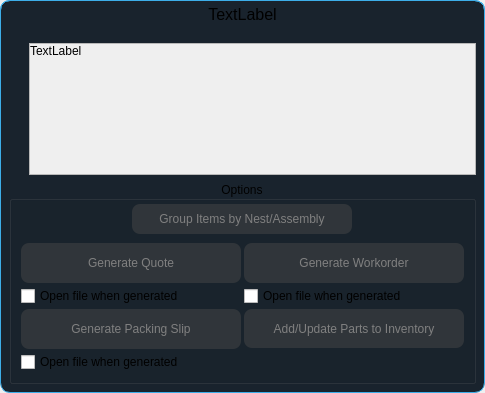
Qt form ui/generate_quote_dialog.ui (TheCodingJsoftware/Invigo) before a commit.
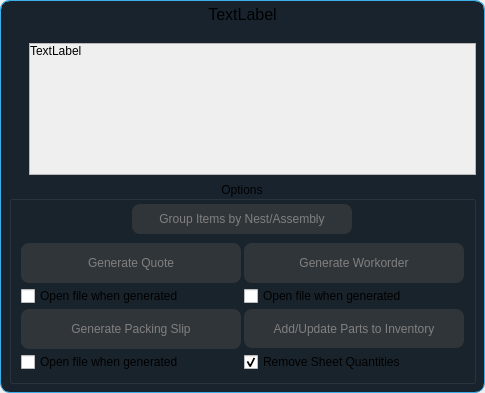
The same form after that commit.

Commit message: added option to update sheet quantities

```diff
--- a/ui/generate_quote_dialog.ui
+++ b/ui/generate_quote_dialog.ui
@@ -568,6 +568,16 @@
                </property>
               </widget>
              </item>
+             <item row="4" column="1">
+              <widget class="QCheckBox" name="checkBox_remove_sheet_quantities">
+               <property name="text">
+                <string>Remove Sheet Quantities</string>
+               </property>
+               <property name="checked">
+                <bool>true</bool>
+               </property>
+              </widget>
+             </item>
             </layout>
            </item>
           </layout>
```
The commit also changes 3 other files.
